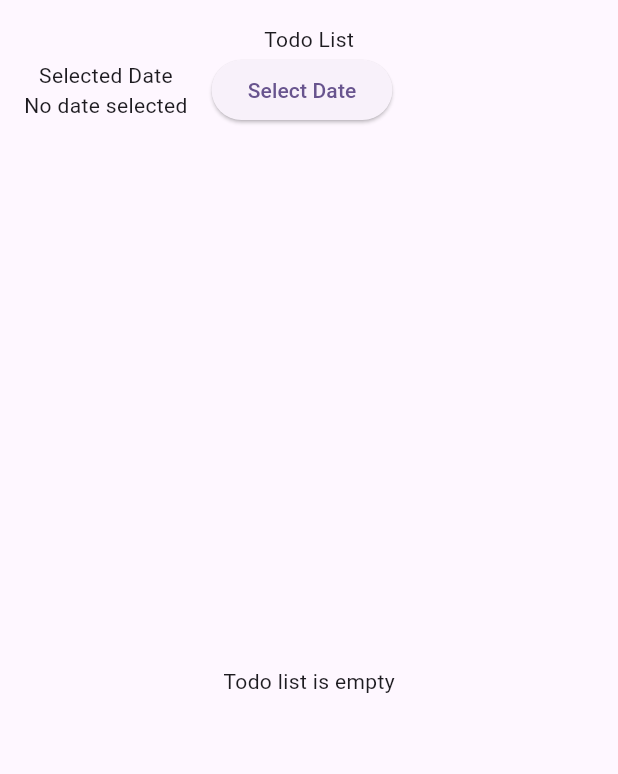
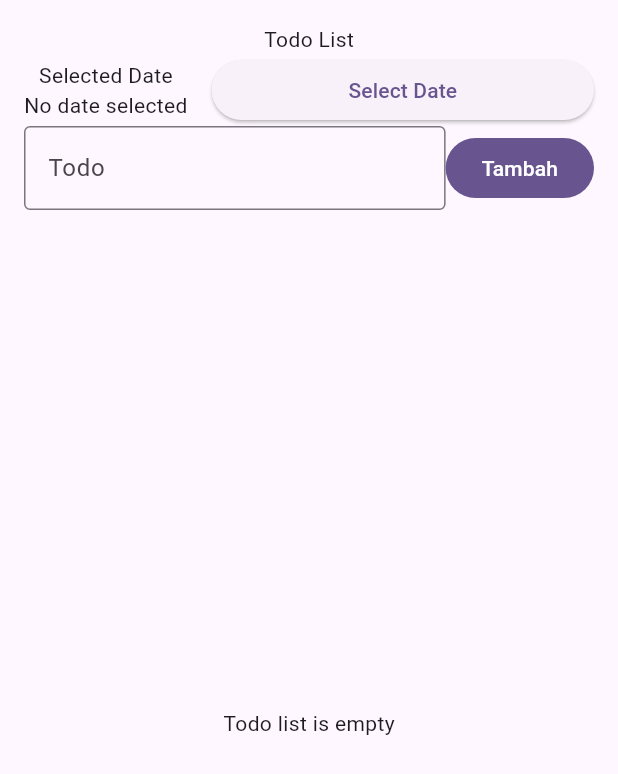
Before and after one commit to WisnuDwiSeisno/087_TodoBloc, a Flutter app: the TodoPage screen opened directly, on a phone screen of 412 x 824 dp. Shown: the top 774 px of the screen. Run offline on Flutter 3.47's test engine with Material 3 defaults, Android fonts, the light colour scheme and no system bars; our stand-ins replace bloc, flutter_bloc.

Commit message:
Menambahkan form input untuk menambahkan todo baru

```diff
--- a/lib/presentation/todo_page.dart
+++ b/lib/presentation/todo_page.dart
@@ -36,7 +36,8 @@
                     ],
                   ),
                   SizedBox(width: 16.0),
-                  ElevatedButton(
+                  Expanded(
+                    child: ElevatedButton(
                       onPressed: () {
                         showDatePicker(
                           context: context,
@@ -53,7 +54,47 @@
                       },
                       child: Text('Select Date'),
                     ),
+                  ),
                 ],
+              ),
+              Form(
+                key: _key,
+                child: Row(
+                  children: [
+                    Expanded(
+                      child: TextFormField(
+                        controller: _controller,
+                        decoration: InputDecoration(
+                          labelText: 'Todo',
+                          border: OutlineInputBorder(),
+                        ),
+                        validator: (value) {
+                          if (value == null || value.isEmpty) {
+                            return "Please enter a todo";
+                          }
+                          return null;
+                        },
+                      ),
+                    ),
+                    FilledButton(
+                      onPressed: () {
+                        if (_key.currentState!.validate()) {
+                          final selectedDate = context.read<TodoBloc>().state;
+                          if (selectedDate is TodoLoaded) {
+                            context.read<TodoBloc>().add(
+                              TodoEventAdd(
+                                title: _controller.text,
+                                date: selectedDate.selectedDate!,
+                              ),
+                            );
+                            _controller.clear();
+                          }
+                        }
+                      },
+                      child: Text('Tambah'),
+                    ),
+                  ],
+                ),
               ),
               SizedBox(height: 16.0),
               Expanded(
```
Lines whose indentation alone changed are shown as unchanged.
